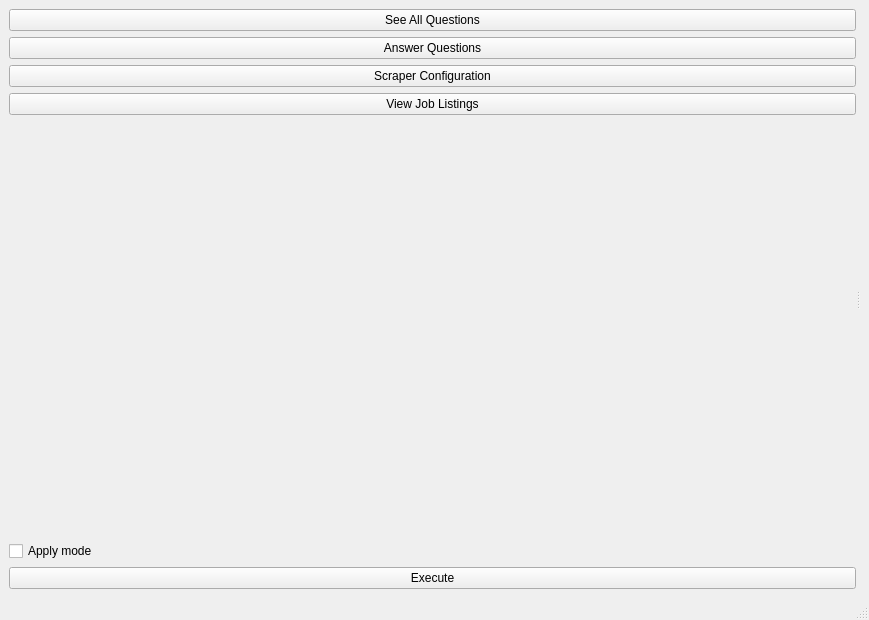
This is HeadHunter9000Client/mainwindow.ui in lucaguarro/Head_Hunter_9000 as Qt 5 draws it before an edit. The edited form follows.
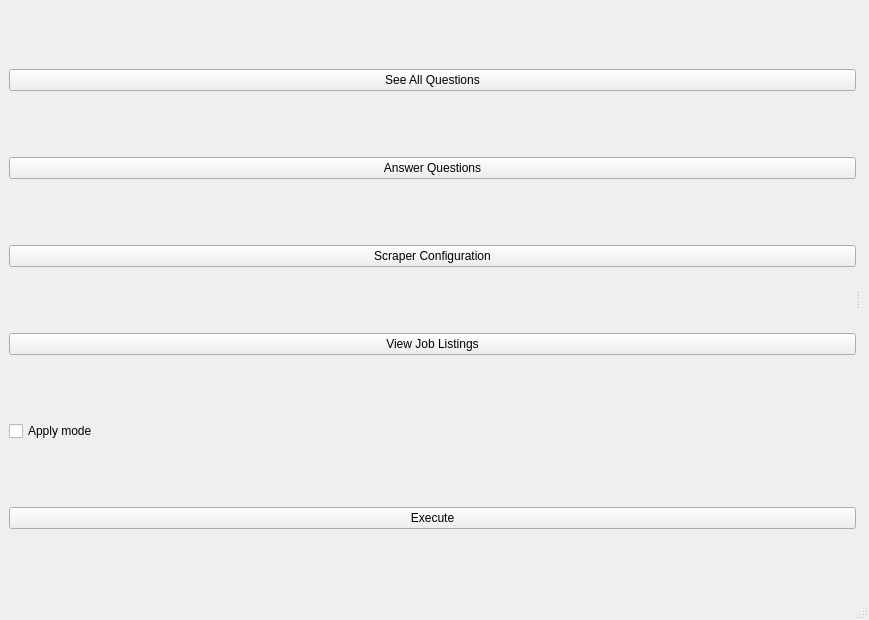
This is the edited form. Icons and pictures are not drawn.

Patch:
```diff
--- a/HeadHunter9000Client/mainwindow.ui
+++ b/HeadHunter9000Client/mainwindow.ui
@@ -111,22 +111,6 @@
           </property>
          </widget>
         </item>
-        <item>
-         <spacer name="verticalSpacer">
-          <property name="orientation">
-           <enum>Qt::Orientation::Vertical</enum>
-          </property>
-          <property name="sizeType">
-           <enum>QSizePolicy::Policy::Expanding</enum>
-          </property>
-          <property name="sizeHint" stdset="0">
-           <size>
-            <width>20</width>
-            <height>40</height>
-           </size>
-          </property>
-         </spacer>
-        </item>
         <item>
          <widget class="QCheckBox" name="applyModeCheckbox">
           <property name="text">
```
Left out of the diff: 2 changed lines with no effect on the pictures.
